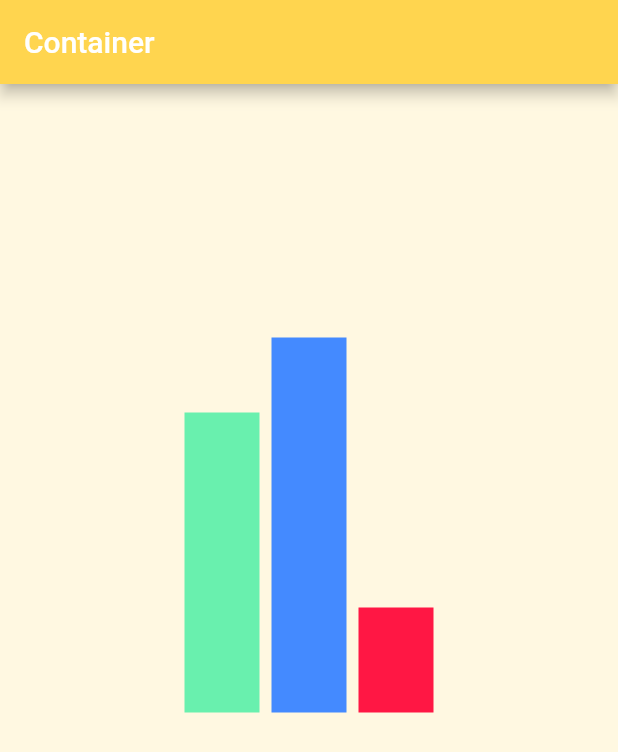
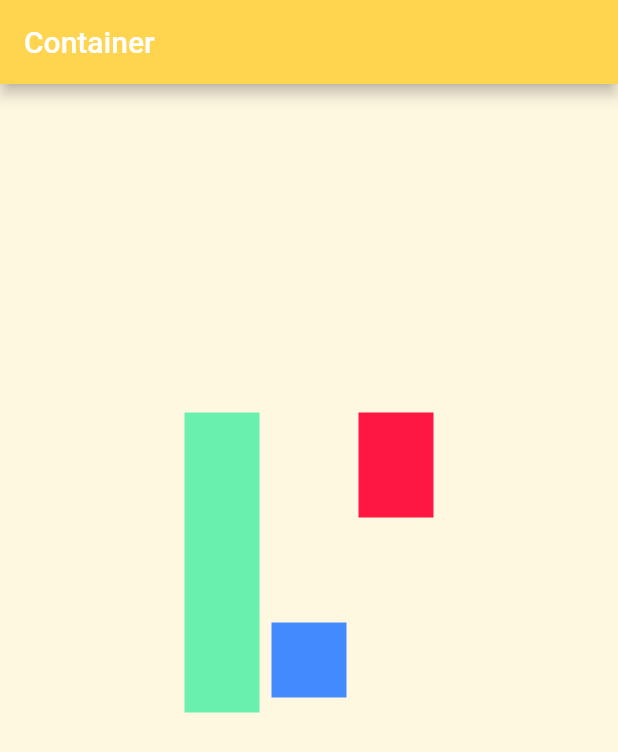
Before and after one commit to najmulmyself/learning_flutter, a Flutter app: the screen it shows after launch, on a phone screen of 412 x 824 dp. Shown: the top 752 px of the screen. Run offline on Flutter 3.47's test engine with Material 2 defaults, Android fonts, the phone set to English and light mode, and no system bars.

Commit message:
figure 4 added

```diff
--- a/lib/main.dart
+++ b/lib/main.dart
@@ -45,15 +45,15 @@ class MyApp extends StatelessWidget {
                   ),
                 ),
                 Padding(
-                  padding: const EdgeInsets.only(bottom: 180.0),
+                  padding: const EdgeInsets.only(bottom: 0),
                   child: Container(
                     width: 50,
-                    height: 250,
+                    height: 50,
                     color: Colors.blueAccent,
                   ),
                 ),
                 Padding(
-                  padding: const EdgeInsets.only(left: 8.0),
+                  padding: const EdgeInsets.only(left: 8.0, bottom: 260),
                   child: Container(
                     width: 50,
                     height: 70,
```
